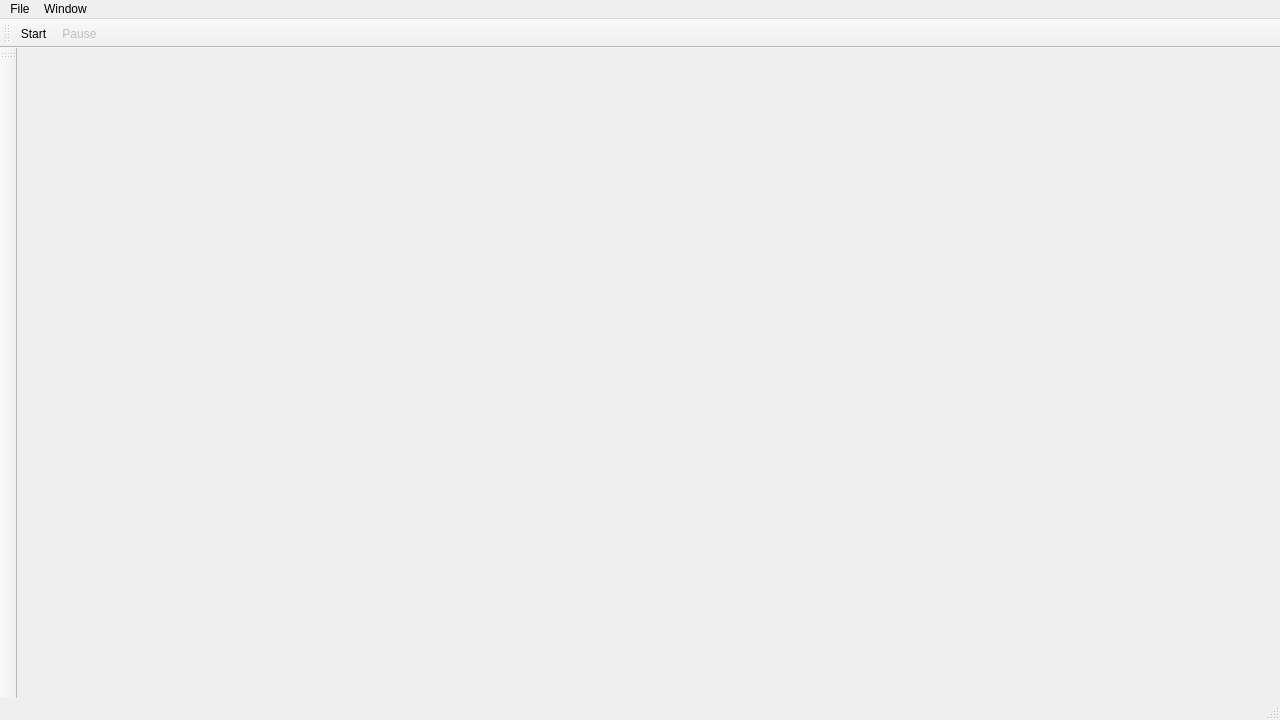
Qt form editor/wnd_main.ui (Easimer/trigen) before a commit.
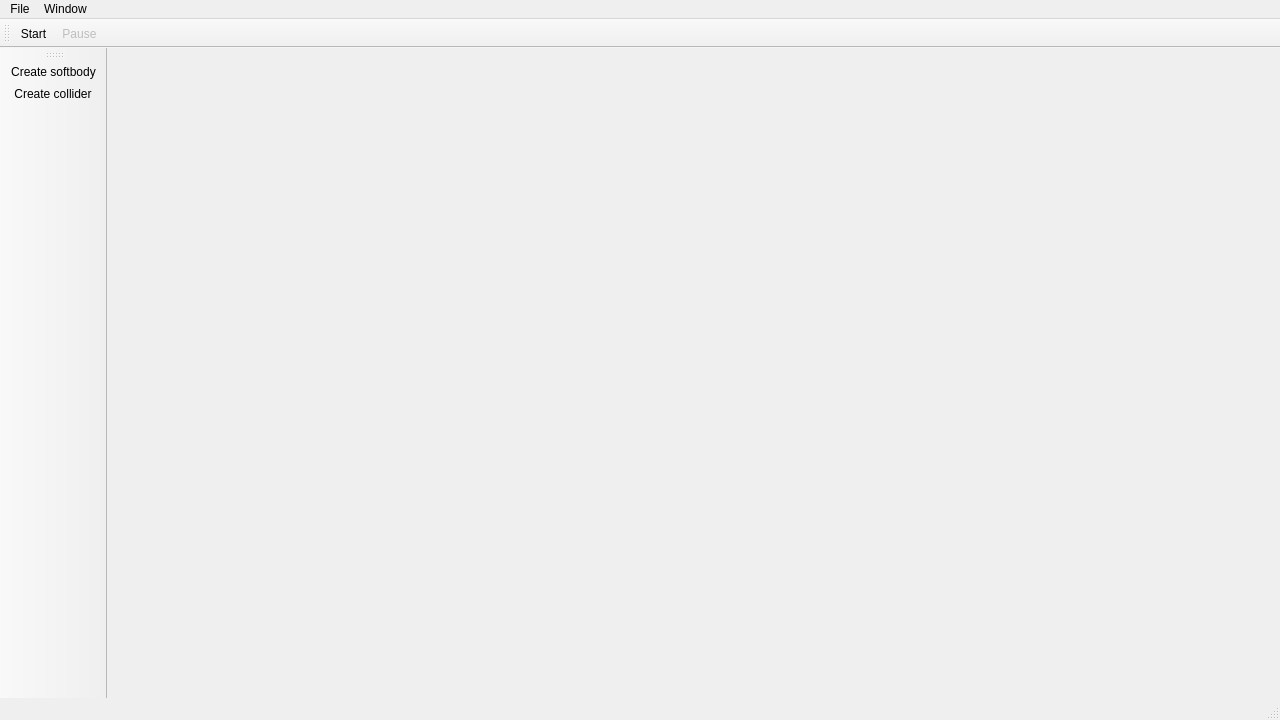
The same form after that commit. Icons and pictures are not drawn.

Commit message: editor: declare the sidebar buttons in the wnd_main.ui

```diff
--- a/editor/wnd_main.ui
+++ b/editor/wnd_main.ui
@@ -49,6 +49,8 @@
    <attribute name="toolBarBreak">
     <bool>false</bool>
    </attribute>
+   <addaction name="actionCreateSoftbody"/>
+   <addaction name="actionCreateCollider"/>
   </widget>
   <widget class="QToolBar" name="toolBarTop">
    <property name="windowTitle">
@@ -86,6 +88,24 @@
     <string>Pause</string>
    </property>
   </action>
+  <action name="actionCreateSoftbody">
+   <property name="icon">
+    <iconset resource="resources.qrc">
+     <normaloff>:/images/add_plant.svg</normaloff>:/images/add_plant.svg</iconset>
+   </property>
+   <property name="text">
+    <string>Create softbody</string>
+   </property>
+  </action>
+  <action name="actionCreateCollider">
+   <property name="icon">
+    <iconset resource="resources.qrc">
+     <normaloff>:/images/add_collider.svg</normaloff>:/images/add_collider.svg</iconset>
+   </property>
+   <property name="text">
+    <string>Create collider</string>
+   </property>
+  </action>
  </widget>
  <resources/>
  <connections/>
```
Left out of the diff: 4 changed lines with no effect on the pictures. The commit also changes 3 other files.
